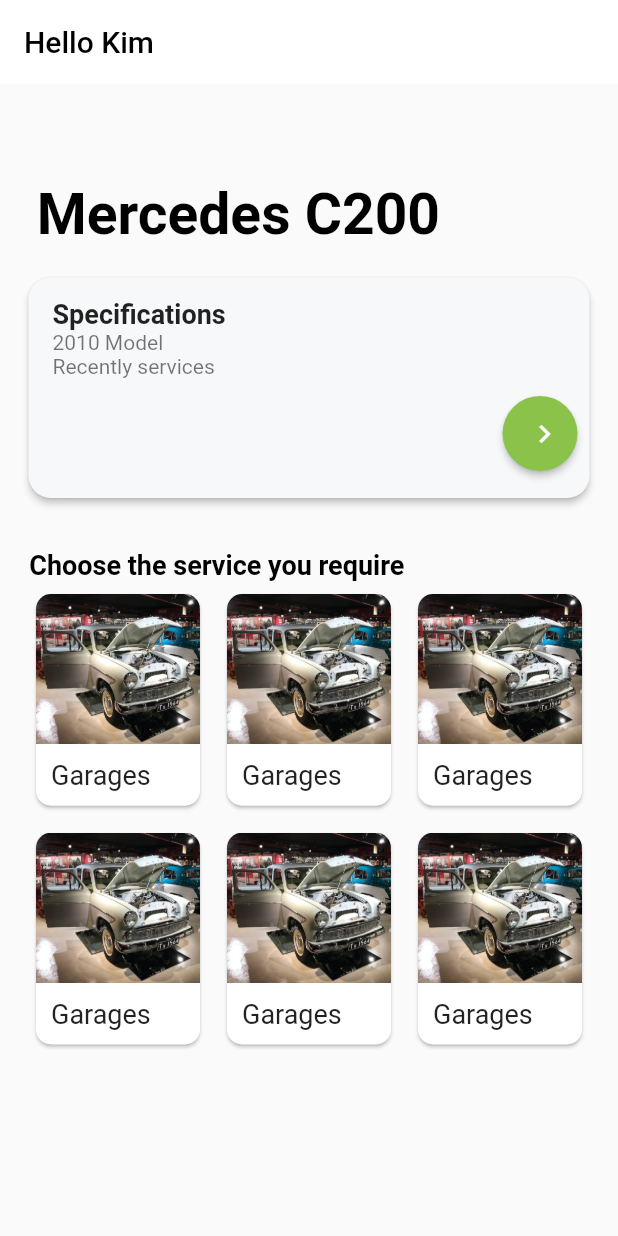
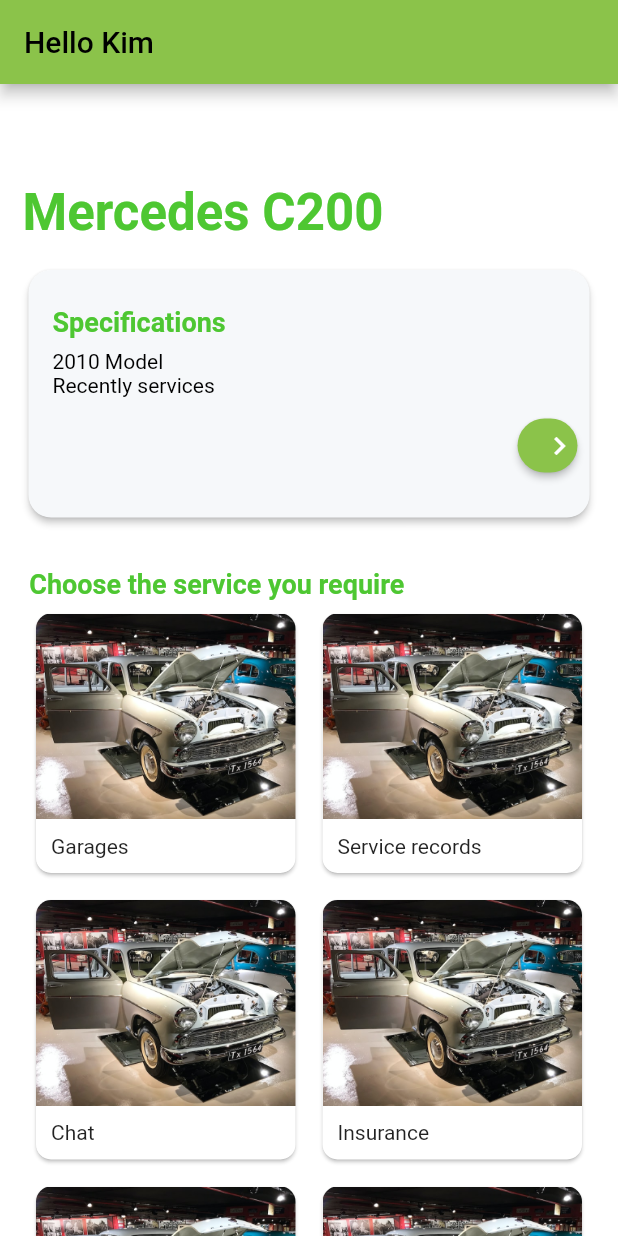
Before and after one commit to iZeroKim/Uado, a Flutter app: the screen it shows after launch, on a phone screen of 412 x 824 dp. Run offline on Flutter 3.47's test engine with Material 2 defaults, Android fonts, the phone set to English and light mode, and no system bars; our stand-ins replace image_picker.

Commit message:
Dynamically display app services

```diff
--- a/lib/screens/dash_board.dart
+++ b/lib/screens/dash_board.dart
@@ -18,20 +18,19 @@ class _DashBoardState extends State<DashBoard> {
 
   @override
   Widget build(BuildContext context) {
-    AppService garages = AppService(name: "Garages", imagePath: "assets/images/avatar", link: MechanicsListPage());
-    AppService records = AppService(name: "Service records", imagePath: "assets/images/avatar");
-    AppService chat = AppService(name: "Chat", imagePath: "assets/images/avatar");
-    AppService insurance = AppService(name: "Insurance", imagePath: "assets/images/avatar");
-    AppService parts = AppService(name: "Buy part", imagePath: "assets/images/avatar");
-    AppService clubs = AppService(name: "Join car club", imagePath: "assets/images/avatar");
-    AppService buy = AppService(name: "Buy/Sell car", imagePath: "assets/images/avatar");
+    AppService garages = AppService(name: "Garages", imagePath: "assets/images/mechanic.png", link: MechanicsListPage());
+    AppService records = AppService(name: "Service records", imagePath: "assets/images/mechanic.png");
+    AppService chat = AppService(name: "Chat", imagePath: "assets/images/mechanic.png");
+    AppService insurance = AppService(name: "Insurance", imagePath: "assets/images/mechanic.png");
+    AppService parts = AppService(name: "Buy part", imagePath: "assets/images/mechanic.png");
+    AppService clubs = AppService(name: "Join car club", imagePath: "assets/images/mechanic.png");
+    AppService buy = AppService(name: "Buy/Sell car", imagePath: "assets/images/mechanic.png");
     List<AppService> services = [garages, records, chat, insurance, parts, clubs, buy];
     return Scaffold(
+      backgroundColor: Colors.white,
       appBar: AppBar(
-        backgroundColor: Colors.white,
-        elevation: 0.0,
-        foregroundColor: Colors.black,
         title: const Text("Hello Kim"),
+
       ),
       body: ListView(
         children: [
@@ -43,11 +42,12 @@ class _DashBoardState extends State<DashBoard> {
                 children: [
                   const SizedBox(height: 50.0),
                   const Text(
-                    " Mercedes C200",
+                    "Mercedes C200",
                     style: TextStyle(
-                        color: Colors.black,
+                        color: Color
+                            .fromRGBO(78, 199, 50, 1),
                         fontWeight: FontWeight.bold,
-                        fontSize: 38),
+                        fontSize: 34),
                   ),
                   const SizedBox(height: 15.0),
                   Card(
@@ -57,25 +57,27 @@ class _DashBoardState extends State<DashBoard> {
                     color: const Color.fromRGBO(246,248,250,1),
                     elevation: 2,
                     child: Padding(
-                      padding: const EdgeInsets.symmetric(vertical: 10.0),
+                      padding: const EdgeInsets.symmetric(vertical: 20.0),
                       child: Column(
                         mainAxisSize: MainAxisSize.max,
                         crossAxisAlignment: CrossAxisAlignment.center,
                         mainAxisAlignment: MainAxisAlignment.spaceEvenly,
                         children: <Widget>[
                           const ListTile(
-                            title: Text('Specifications',
-                                style: TextStyle(
-                                    fontSize: 18.0, fontWeight: FontWeight.bold)),
+                            title: Padding(
+                              padding: EdgeInsets.only(bottom: 8.0),
+                              child: Text('Specifications',
+                                  style: TextStyle(color: Color.fromRGBO(78, 199, 50, 1), fontSize: 18.0, fontWeight: FontWeight.bold)),
+                            ),
                             subtitle: Text(
-                              '2010 Model \nRecently services',
-                            ),
+                              '2010 Model \nRecently services', style: TextStyle(color: Colors.black),),
                           ),
                           ButtonBar(
                             children: <Widget>[
                               SizedBox(
-                                  height:50,width: 50,
-                                  child:ElevatedButton(
+                                  height:40,width: 40,
+                                  child:Center(
+                                    child: ElevatedButton(
                                       onPressed: (){},
                                       child: const Icon(Icons.navigate_next, color: Colors.white,),
                                       style: ElevatedButton.styleFrom(
@@ -83,6 +85,7 @@ class _DashBoardState extends State<DashBoard> {
                                             borderRadius: BorderRadius.circular(50),
                                             //border radius equal to or more than 50% of width
                                           )
+                                      ),
                                     ),
                                   )
                               )
@@ -96,19 +99,27 @@ class _DashBoardState extends State<DashBoard> {
                   const Text(
                     " Choose the service you require",
                     style: TextStyle(
-                        color: Colors.black,fontSize: 18.0, fontWeight: FontWeight.bold),
+                        color: Color.fromRGBO(78, 199, 50, 1),fontSize: 18.0, fontWeight: FontWeight.bold),
                   ),
 
                     GridView.builder(
-                      itemCount: 6,
+                      itemCount: services.length,
                       shrinkWrap: true,
                       gridDelegate: const SliverGridDelegateWithFixedCrossAxisCount(
-                        childAspectRatio: 8.0 / 10.0,
-                        crossAxisCount: 3,
+                        childAspectRatio: 10.0 / 10.0,
+                        crossAxisCount: 2,
                       ),
                       itemBuilder: (BuildContext context, int index) {
+                        var service = services[index];
                         return Padding(
                             padding: const EdgeInsets.all(5),
+                            child: InkWell(
+                              onTap: (){
+                                service.link != null ?
+                                Navigator.of(context).push(MaterialPageRoute(
+                                    builder: (context) => service.link!))
+                                    : print("Null");
+                              },
                               child: Card(
                                   semanticContainer: true,
                                   shape: RoundedRectangleBorder(
@@ -120,20 +131,20 @@ class _DashBoardState extends State<DashBoard> {
                                     children: <Widget>[
                                       Expanded(
                                           child: Container(
-                                          decoration: const BoxDecoration(
+                                            decoration: BoxDecoration(
                                               image: DecorationImage(
-                                                image: AssetImage('assets/images/mechanic.png'),
+                                                  image: AssetImage(service.imagePath),
                                                   fit: BoxFit.fill),
                                             ),
                                           )),
-                                    const Padding(
+                                      Padding(
                                           padding: EdgeInsets.all(10.0),
                                           child: Text(
-                                          "Garages",
-                                          style: TextStyle(fontSize: 18.0),
+                                            service.name,
                                           )),
                                     ],
-                                )));
+                                  )),
+                            ));
                       },
                     ),
                   const SizedBox(height: 50,)
```
Lines whose indentation alone changed are shown as unchanged.
